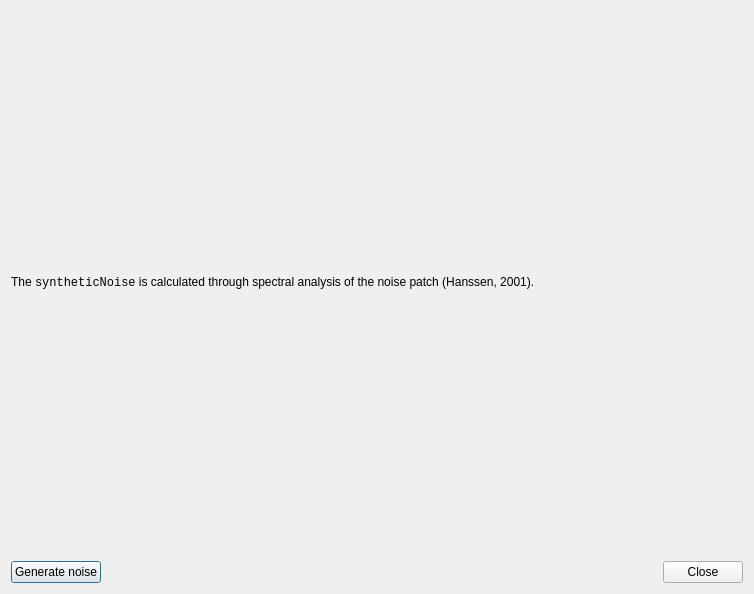
This is src/spool/ui/covariance_noise-synthetic.ui in pyrocko/kite as Qt 5 draws it before an edit. The edited form follows.
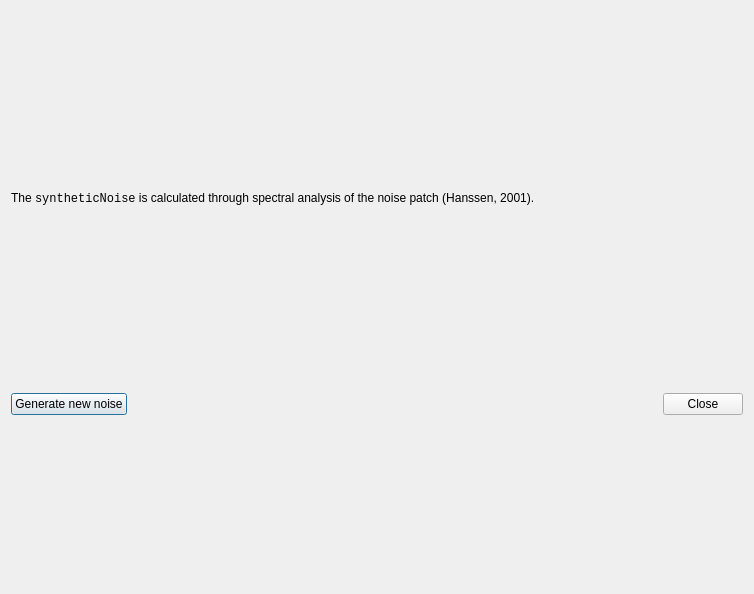
This is the edited form.

Commit message: wip dev syntheticNoise // update sphinx conf.py // update ui

```diff
--- a/src/spool/ui/covariance_noise-synthetic.ui
+++ b/src/spool/ui/covariance_noise-synthetic.ui
@@ -22,6 +22,24 @@
   <layout class="QVBoxLayout" name="verticalLayout">
    <item>
     <widget class="QLabel" name="label">
+     <property name="sizePolicy">
+      <sizepolicy hsizetype="Preferred" vsizetype="Maximum">
+       <horstretch>0</horstretch>
+       <verstretch>0</verstretch>
+      </sizepolicy>
+     </property>
+     <property name="minimumSize">
+      <size>
+       <width>0</width>
+       <height>30</height>
+      </size>
+     </property>
+     <property name="maximumSize">
+      <size>
+       <width>16777215</width>
+       <height>40</height>
+      </size>
+     </property>
      <property name="text">
       <string>&lt;html&gt;&lt;head/&gt;&lt;body&gt;&lt;p&gt;The &lt;span style='font-family: monospace'&gt;syntheticNoise&lt;/span&gt; is calculated through spectral analysis of the noise patch (Hanssen, 2001).&lt;/p&gt;&lt;/body&gt;&lt;/html&gt;</string>
      </property>
@@ -44,7 +62,7 @@
      <item>
       <widget class="QPushButton" name="generateNoise">
        <property name="text">
-        <string>Generate noise</string>
+        <string>Generate new noise</string>
        </property>
       </widget>
      </item>
```
The commit also changes 9 other files.
